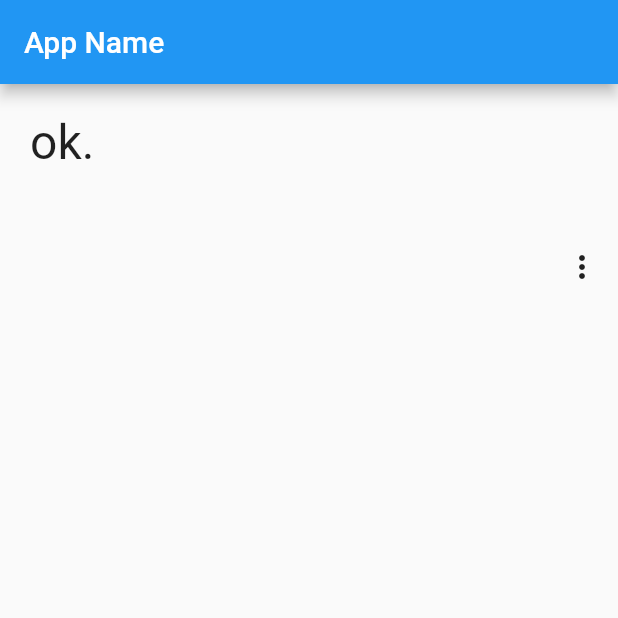
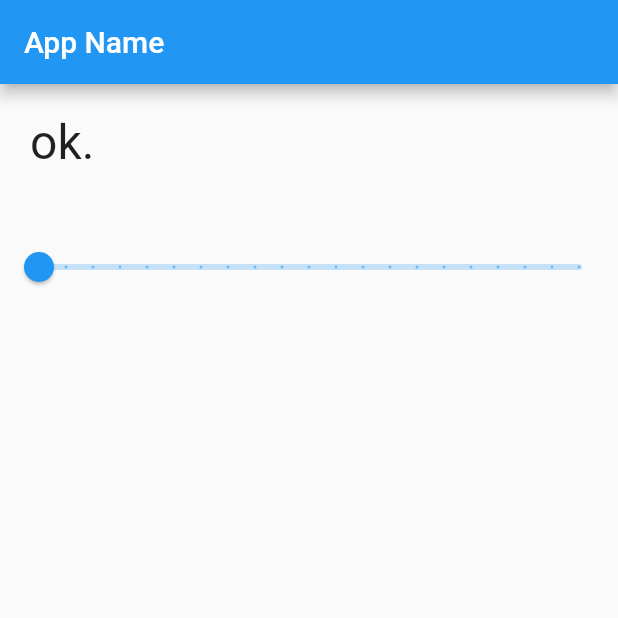
Before and after one commit to naokimakino/introduction-to-flutter3, a Flutter app: the screen it shows after launch, on a phone screen of 412 x 824 dp, the top half of it. Run offline on Flutter 3.47's test engine with Material 2 defaults, Android fonts, the phone set to English and light mode, and no system bars.

Commit message:
feat(chapter3): list3_15

```diff
--- a/chapter3/lib/main.dart
+++ b/chapter3/lib/main.dart
@@ -29,7 +29,7 @@ class MyHomePage extends StatefulWidget {
 
 class _MyHomePageState extends State<MyHomePage> {
   static var _message = 'ok.';
-  static var _selected = 'One';
+  static var _value = 0.0;
 
   @override
   Widget build(BuildContext context) {
@@ -56,25 +56,19 @@ class _MyHomePageState extends State<MyHomePage> {
               const Padding(
                 padding: EdgeInsets.all(10.0),
               ),
-              Align(
-                alignment: Alignment.centerRight,
-                child: PopupMenuButton(
-                  onSelected: (String value) => popupSelected(value),
-                  itemBuilder: (BuildContext context) =>
-                      <PopupMenuEntry<String>>[
-                    const PopupMenuItem(value: "One", child: Text("One")),
-                    const PopupMenuItem(value: "Two", child: Text("Two")),
-                    const PopupMenuItem(value: "Three", child: Text("Three")),
-                  ],
-                ),
-              ),
+              Slider(
+                  onChanged: sliderChanged,
+                  min: 0.0,
+                  max: 100.0,
+                  divisions: 20,
+                  value: _value)
             ])));
   }
 
-  void popupSelected(String? value) {
+  void sliderChanged(double value) {
     setState(() {
-      _selected = value ?? 'not selected...';
-      _message = 'select: $_selected';
+      _value = value.floorToDouble();
+      _message = 'set value: $_value';
     });
   }
 }
```
